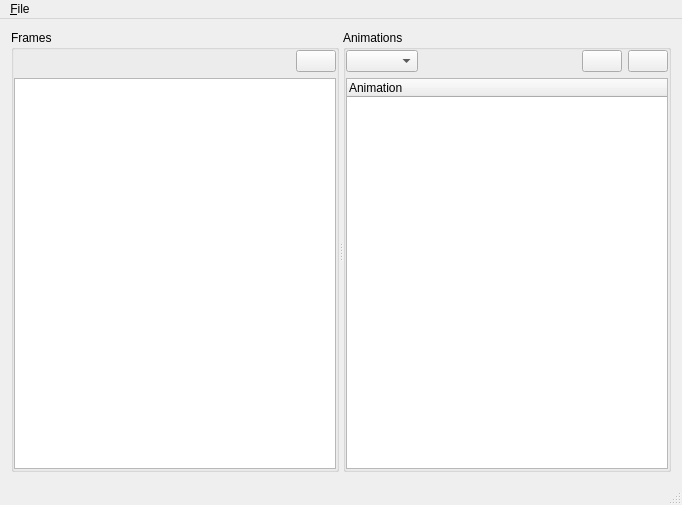
Before: the Qt Designer form src/mainwindow.ui in skwee/dmut, drawn with Qt 5.
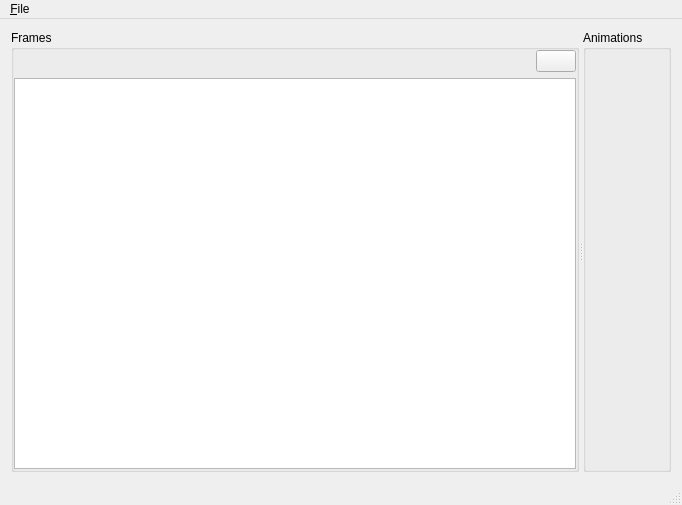
After: the same form once the commit is applied. Icons and pictures are not drawn. Custom widgets are drawn as their Qt base class.

Commit message: switched to Qt's model/view for frames

The edit to the form file:
```diff
--- a/src/mainwindow.ui
+++ b/src/mainwindow.ui
@@ -78,7 +78,7 @@
          </layout>
         </item>
         <item>
-         <widget class="FrameListWidget" name="frameList"/>
+         <widget class="FrameListView" name="frameList"/>
         </item>
        </layout>
       </widget>
@@ -100,55 +100,7 @@
          <number>0</number>
         </property>
         <item>
-         <layout class="QHBoxLayout" name="animationSelectorLayout">
-          <item>
-           <widget class="QComboBox" name="animationDropdown"/>
-          </item>
-          <item>
-           <spacer name="animationActionsSpacer">
-            <property name="orientation">
-             <enum>Qt::Horizontal</enum>
-            </property>
-            <property name="sizeHint" stdset="0">
-             <size>
-              <width>40</width>
-              <height>20</height>
-             </size>
-            </property>
-           </spacer>
-          </item>
-          <item>
-           <widget class="QPushButton" name="animationAddButton">
-            <property name="text">
-             <string/>
-            </property>
-            <property name="icon">
-             <iconset resource="../iconset.qrc">
-              <normaloff>:/src/icons/16x16/actions/list-add.png</normaloff>:/src/icons/16x16/actions/list-add.png</iconset>
-            </property>
-           </widget>
-          </item>
-          <item>
-           <widget class="QPushButton" name="animationRemoveButton">
-            <property name="text">
-             <string/>
-            </property>
-            <property name="icon">
-             <iconset resource="../iconset.qrc">
-              <normaloff>:/src/icons/16x16/actions/list-remove.png</normaloff>:/src/icons/16x16/actions/list-remove.png</iconset>
-            </property>
-           </widget>
-          </item>
-         </layout>
-        </item>
-        <item>
-         <widget class="AnimationListWidget" name="animationsTree">
-          <column>
-           <property name="text">
-            <string>Animation</string>
-           </property>
-          </column>
-         </widget>
+         <layout class="QHBoxLayout" name="animationSelectorLayout"/>
         </item>
        </layout>
       </widget>
@@ -209,14 +161,9 @@
  <layoutdefault spacing="6" margin="11"/>
  <customwidgets>
   <customwidget>
-   <class>FrameListWidget</class>
-   <extends>QListWidget</extends>
-   <header>src/framelistwidget.h</header>
-  </customwidget>
-  <customwidget>
-   <class>AnimationListWidget</class>
-   <extends>QTreeWidget</extends>
-   <header>src/animationlistwidget.h</header>
+   <class>FrameListView</class>
+   <extends>QListView</extends>
+   <header>src/framelistview.h</header>
   </customwidget>
  </customwidgets>
  <resources>
```
The commit also changes 13 other files.
